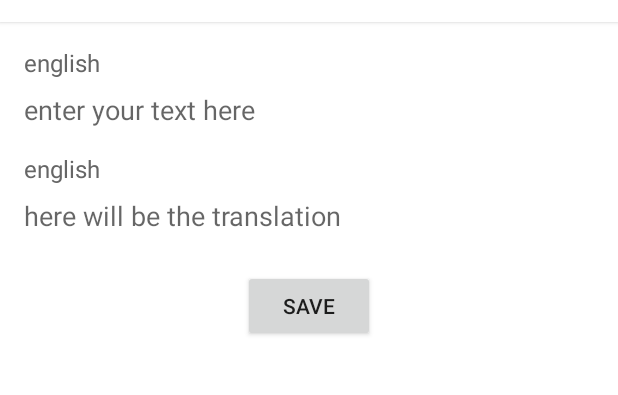
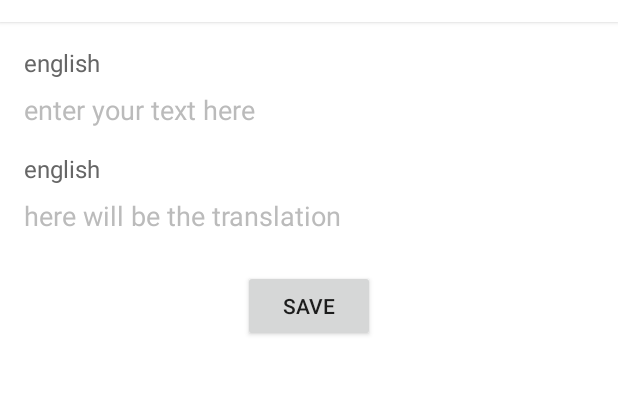
Before and after one commit to TwoEightNine/langen, an Android app: the TranslateActivity screen opened directly, with no data from a screen before it, on a phone screen of 412 x 824 dp, the part 62-457 px from its top. Run offline under Robolectric (Android 15) with nearby library versions, the phone set to English and light mode, and no system bars; our stand-ins replace AdMob, Room's generated code, RxJava; 2 statements that could not run were skipped.

Commit message:
provide night theme, reduce tries count in creating

```diff
--- a/app/src/main/java/global/msnthrp/langen/ui/base/BaseActivity.kt
+++ b/app/src/main/java/global/msnthrp/langen/ui/base/BaseActivity.kt
@@ -34,9 +34,9 @@ abstract class BaseActivity : AppCompatActivity() {
         setContentView(getLayoutId())
 
         window.decorView.systemUiVisibility =
+            window.decorView.systemUiVisibility or
             View.SYSTEM_UI_FLAG_LAYOUT_STABLE or
-                    View.SYSTEM_UI_FLAG_LAYOUT_HIDE_NAVIGATION or
-                    View.SYSTEM_UI_FLAG_LIGHT_STATUS_BAR
+                    View.SYSTEM_UI_FLAG_LAYOUT_HIDE_NAVIGATION
         window.statusBarColor = getStatBarColor()
 
         if (Build.VERSION.SDK_INT >= 26) {
--- a/app/src/main/java/global/msnthrp/langen/ui/main/MainActivity.kt
+++ b/app/src/main/java/global/msnthrp/langen/ui/main/MainActivity.kt
@@ -2,6 +2,7 @@ package global.msnthrp.langen.ui.main
 
 import android.os.Bundle
 import androidx.activity.viewModels
+import androidx.appcompat.app.AlertDialog
 import androidx.lifecycle.Observer
 import androidx.recyclerview.widget.LinearLayoutManager
 import com.google.android.gms.ads.MobileAds
@@ -13,6 +14,7 @@ import global.msnthrp.langen.ui.main.model.LanguagePreview
 import global.msnthrp.langen.ui.utils.setBottomInsetMargin
 import global.msnthrp.langen.ui.utils.setBottomInsetPadding
 import global.msnthrp.langen.ui.utils.setVisible
+import global.msnthrp.langen.ui.utils.showAlert
 import kotlinx.android.synthetic.main.activity_main.*
 
 class MainActivity : BaseActivity() {
--- /dev/null
+++ b/app/src/main/res/drawable-night/splash.xml
@@ -0,0 +1,13 @@
+<?xml version="1.0" encoding="utf-8"?>
+<layer-list xmlns:android="http://schemas.android.com/apk/res/android">
+    <item>
+        <shape android:shape="rectangle">
+            <solid android:color="@color/background"/>
+        </shape>
+    </item>
+    <item>
+        <bitmap
+                android:gravity="center"
+                android:src="@mipmap/logo512inv"/>
+    </item>
+</layer-list>
--- a/app/src/main/res/drawable/shape_gradient_right.xml
+++ b/app/src/main/res/drawable/shape_gradient_right.xml
@@ -5,5 +5,5 @@
     <gradient
             android:angle="0"
             android:endColor="#0fff"
-            android:startColor="#ffff"/>
+            android:startColor="@color/background"/>
 </shape>
--- a/app/src/main/res/layout/activity_main.xml
+++ b/app/src/main/res/layout/activity_main.xml
@@ -1,6 +1,7 @@
 <?xml version="1.0" encoding="utf-8"?>
 <RelativeLayout
         xmlns:android="http://schemas.android.com/apk/res/android"
+        xmlns:app="http://schemas.android.com/apk/res-auto"
         android:orientation="vertical"
         android:layout_width="match_parent"
         android:layout_height="match_parent">
@@ -42,6 +43,7 @@
 
     <com.google.android.material.floatingactionbutton.FloatingActionButton
             android:id="@+id/fabAdd"
+            app:backgroundTint="@color/background"
             android:layout_alignParentEnd="true"
             android:layout_margin="16dp"
             android:src="@drawable/ic_add"
--- a/app/src/main/res/layout/activity_translate.xml
+++ b/app/src/main/res/layout/activity_translate.xml
@@ -36,6 +36,7 @@
                     android:id="@+id/etEnglish"
                     android:layout_marginTop="8dp"
                     android:textColor="@color/textMain"
+                    android:textColorHint="@color/textDisabled"
                     android:layout_below="@+id/tvEnglishLabel"
                     android:textSize="18sp"
                     android:layout_width="match_parent"
@@ -56,6 +57,7 @@
                     android:background="?selectableItemBackground"
                     android:hint="@string/phrase_result_hint"
                     android:layout_marginTop="8dp"
+                    android:textColorHint="@color/textDisabled"
                     android:textColor="@color/textMain"
                     android:layout_below="@+id/tvGenLabel"
                     android:textSize="18sp"
--- a/app/src/main/res/layout/item_language.xml
+++ b/app/src/main/res/layout/item_language.xml
@@ -9,7 +9,7 @@
         android:layout_marginStart="8dp"
         android:layout_marginTop="4dp"
         android:layout_marginBottom="4dp"
-        app:cardBackgroundColor="@android:color/white"
+        app:cardBackgroundColor="@color/background"
         app:cardCornerRadius="10dp"
         app:cardElevation="2dp"
         android:layout_height="@dimen/card_language_height">
@@ -20,7 +20,7 @@
 
         <TextView
                 android:id="@+id/tvSampleText"
-                android:textColor="#e4e4e4"
+                android:textColor="@color/textLightest"
                 tools:text="as you see this is the sample text"
                 android:textSize="32sp"
                 android:textStyle="bold"
--- /dev/null
+++ b/app/src/main/res/values-night/bool.xml
@@ -0,0 +1,4 @@
+<?xml version="1.0" encoding="utf-8"?>
+<resources>
+    <bool name="is_light_status_bar">false</bool>
+</resources>
--- /dev/null
+++ b/app/src/main/res/values-night/colors.xml
@@ -0,0 +1,23 @@
+<?xml version="1.0" encoding="utf-8"?>
+<resources>
+    <color name="primary">#333</color>
+    <color name="primaryDark">#222</color>
+    <color name="accent">#fff</color>
+
+    <color name="toolbar">#333</color>
+    <color name="toolbarText">#fff</color>
+    <color name="background">#333</color>
+    <color name="icons">#fff</color>
+
+    <color name="navigationBar">#a333</color>
+    <color name="statusBar">#a333</color>
+
+    <color name="textMain">#fff</color>
+    <color name="textOther">#ccc</color>
+    <color name="textDisabled">#777</color>
+    <color name="textLightest">#515151</color>
+
+    <color name="switchThumb">#777</color>
+    <color name="switchTrack">#444</color>
+    <color name="switchThumbChecked">#fff</color>
+</resources>
--- /dev/null
+++ b/app/src/main/res/values/bool.xml
@@ -0,0 +1,4 @@
+<?xml version="1.0" encoding="utf-8"?>
+<resources>
+    <bool name="is_light_status_bar">true</bool>
+</resources>
--- a/app/src/main/res/values/colors.xml
+++ b/app/src/main/res/values/colors.xml
@@ -15,6 +15,7 @@
     <color name="textMain">#333</color>
     <color name="textOther">#666</color>
     <color name="textDisabled">#bbb</color>
+    <color name="textLightest">#e4e4e4</color>
 
     <color name="switchThumb">#aaa</color>
     <color name="switchTrack">#ccc</color>
--- a/app/src/main/res/values/styles.xml
+++ b/app/src/main/res/values/styles.xml
@@ -10,10 +10,13 @@
         <item name="android:windowBackground">@drawable/splash</item>
         <item name="android:statusBarColor">#0000</item>
         <item name="android:navigationBarColor">#0000</item>
-        <item name="android:windowLightStatusBar">true</item>
+        <item name="android:windowLightStatusBar">@bool/is_light_status_bar</item>
     </style>
 
     <style name="AlertDialogTheme" parent="ThemeOverlay.MaterialComponents.Dialog.Alert">
+        <item name="android:textColor">@color/textMain</item>
+        <item name="android:textColorPrimary">@color/textMain</item>
+        <item name="android:background">@color/background</item>
         <item name="buttonBarNegativeButtonStyle">@style/NegativeButtonStyle</item>
         <item name="buttonBarPositiveButtonStyle">@style/PositiveButtonStyle</item>
     </style>
--- a/data/src/main/java/global/msnthrp/langen/usecases/CreateLanguageUseCase.kt
+++ b/data/src/main/java/global/msnthrp/langen/usecases/CreateLanguageUseCase.kt
@@ -21,7 +21,7 @@ class CreateLanguageUseCase(
         alphabet: List<Char>
     ): Single<Language> = Single.fromCallable {
         var maxUniformity = 0.0
-        for (i in 1..100) {
+        for (i in 1..TRIES) {
             val generatedLanguage = Language(
                 longWords = longWords,
                 replacementRules = LanguageCore.generateReplacementRules(longWords),
@@ -66,4 +66,8 @@ class CreateLanguageUseCase(
             mod
         }
     }
+
+    companion object {
+        const val TRIES = 50
+    }
 }
```
Also changed, not shown: app/src/main/res/drawable/ic_delete.xml (+9 -4 lines).
